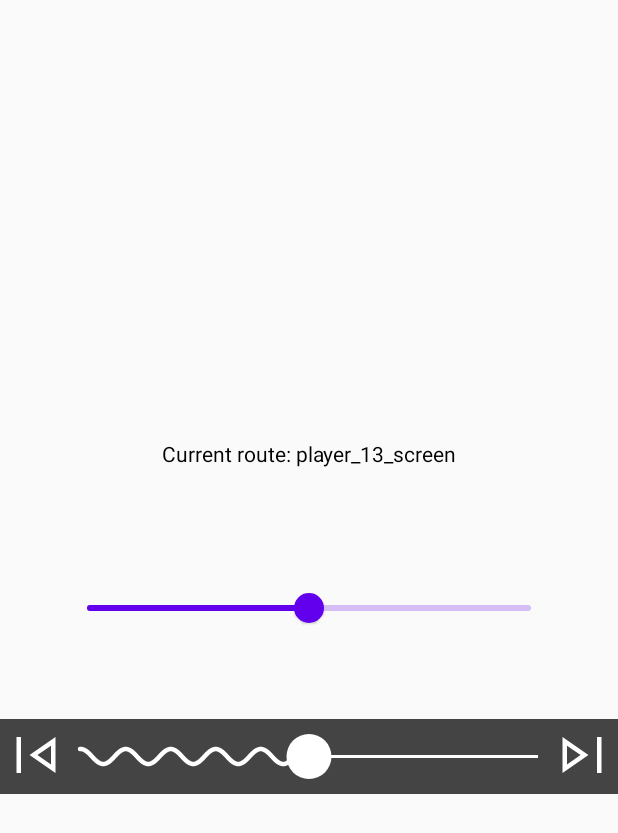
After one commit to dmitrym89/Navigation, an Android app built with Jetpack Compose: the Player13Screen screen opened through its navigation route, on a phone screen of 412 x 824 dp. The commit adds this screen. Shown: the top 833 px of the screen. Run offline under Robolectric (Android 15) with nearby library versions, the phone set to English and light mode, and no system bars.

Commit message:
add player progressbar like android 13

```diff
--- a/app/build.gradle
+++ b/app/build.gradle
@@ -56,6 +56,7 @@ android {
     packagingOptions {
         resources {
             excludes += '/META-INF/{AL2.0,LGPL2.1}'
+//            excludes += "META-INF/*.version"
         }
     }
 }
@@ -67,7 +68,7 @@ dependencies {
     implementation 'androidx.activity:activity-compose:1.6.1'
     implementation "androidx.compose.ui:ui:$compose_ui_version"
     implementation "androidx.compose.ui:ui-tooling-preview:$compose_ui_version"
-update    implementation "androidx.compose.material:material:$compose_ui_version"
+    implementation "androidx.compose.material:material:$compose_ui_version"
 
 //    implementation('ru.mail.maps:mapkit:1.0.99')
 //    implementation("androidx.compose.material3:material3:1.0.1")
--- a/app/src/main/java/dmitrij/mysenko/navigation/screens/Screen.kt
+++ b/app/src/main/java/dmitrij/mysenko/navigation/screens/Screen.kt
@@ -81,6 +81,8 @@ sealed class Screen(val route: String){
 
     object MasksScreen: Screen("masks_screen")
 
+    object Player13Screen: Screen("player_13_screen")
+
     object AfterMainScreen: Screen("after_main_screen")
 
     fun makeRoute(root: NestedGraph) = "${root.makeRoute()}/$route"
--- a/app/src/main/java/dmitrij/mysenko/navigation/screens/main/other/Navigation.kt
+++ b/app/src/main/java/dmitrij/mysenko/navigation/screens/main/other/Navigation.kt
@@ -13,6 +13,7 @@ import dmitrij.mysenko.navigation.screens.main.other.draganddrop.twolists.TwoLis
 import dmitrij.mysenko.navigation.screens.main.other.grid.GridLayoutScreen
 import dmitrij.mysenko.navigation.screens.main.other.iosactivity.IosActivityScreen
 import dmitrij.mysenko.navigation.screens.main.other.masks.MasksScreen
+import dmitrij.mysenko.navigation.screens.main.other.player13.Player13Screen
 
 fun NavGraphBuilder.otherGraph(navController: NavController) {
     navigation(
@@ -52,5 +53,8 @@ fun NavGraphBuilder.otherGraph(navController: NavController) {
         composable(route = Screen.MasksScreen.route){
             MasksScreen(navController = navController)
         }
+        composable(route = Screen.Player13Screen.route){
+            Player13Screen(navController = navController)
+        }
     }
 }
--- a/app/src/main/java/dmitrij/mysenko/navigation/screens/main/other/OtherScreen.kt
+++ b/app/src/main/java/dmitrij/mysenko/navigation/screens/main/other/OtherScreen.kt
@@ -74,5 +74,14 @@ fun OtherScreen(navController: NavController){
         ) {
             Text(text = "Masks")
         }
+        Spacer(modifier = Modifier.height(20.dp))
+        Button(
+            onClick = {
+                navController.navigate(Screen.Player13Screen.route)
+            },
+            modifier = Modifier.fillMaxWidth(0.8f)
+        ) {
+            Text(text = "Player13")
+        }
     }
 }
--- a/app/src/main/java/dmitrij/mysenko/navigation/screens/main/other/draganddrop/twolists/TwoListsDragAndDropScreen.kt
+++ b/app/src/main/java/dmitrij/mysenko/navigation/screens/main/other/draganddrop/twolists/TwoListsDragAndDropScreen.kt
@@ -40,6 +40,12 @@ fun TwoListsDragAndDropScreen(navController: NavController) {
             .wrapContentHeight())
         Spacer(modifier = Modifier.height(20.dp))
         CircularProgressIndicator(backgroundColor = Color.LightGray)
+        var isLogin by remember{ mutableStateOf<Boolean?>(null) }
+        when(isLogin){
+            null -> { CircularProgressIndicator()}
+            true -> {}
+            false -> {}
+        }
         Box(
             modifier = Modifier
                 .fillMaxWidth()
--- /dev/null
+++ b/app/src/main/java/dmitrij/mysenko/navigation/screens/main/other/player13/Player13Screen.kt
@@ -0,0 +1,170 @@
+package dmitrij.mysenko.navigation.screens.main.other.player13
+
+import androidx.compose.animation.core.*
+import androidx.compose.foundation.Canvas
+import androidx.compose.foundation.background
+import androidx.compose.foundation.gestures.detectHorizontalDragGestures
+import androidx.compose.foundation.gestures.detectTapGestures
+import androidx.compose.foundation.layout.*
+import androidx.compose.material.Icon
+import androidx.compose.material.Slider
+import androidx.compose.runtime.*
+import androidx.compose.ui.Alignment
+import androidx.compose.ui.Modifier
+import androidx.compose.ui.geometry.Offset
+import androidx.compose.ui.geometry.center
+import androidx.compose.ui.graphics.Color
+import androidx.compose.ui.graphics.Path
+import androidx.compose.ui.graphics.StrokeCap
+import androidx.compose.ui.graphics.drawscope.Stroke
+import androidx.compose.ui.input.pointer.pointerInput
+import androidx.compose.ui.res.painterResource
+import androidx.compose.ui.unit.Dp
+import androidx.compose.ui.unit.dp
+import androidx.navigation.NavController
+import dmitrij.mysenko.navigation.shared.CurrentRoute
+import dmitrij.mysenko.navigation.R
+import kotlin.math.sin
+
+@Composable
+fun Player13Screen(navController: NavController) {
+    Column(
+        verticalArrangement = Arrangement.Center,
+        horizontalAlignment = Alignment.CenterHorizontally,
+        modifier = Modifier.fillMaxSize()
+    ) {
+        CurrentRoute(navController = navController)
+
+        Spacer(modifier = Modifier.height(20.dp))
+
+        var progress by remember {
+            mutableStateOf(0.5f)
+        }
+
+        Slider(
+            value = progress,
+            onValueChange = { progress = it },
+            valueRange = 0f..1f,
+            modifier = Modifier.padding(50.dp)
+        )
+
+        PlayerSin(
+            modifier = Modifier
+                .fillMaxWidth()
+                .height(50.dp)
+                .background(color = Color.DarkGray),
+            progress = progress
+        ){
+            progress = it
+        }
+    }
+}
+
+@Composable
+fun PlayerSin(
+    modifier: Modifier,
+    progress: Float,
+    radius: Dp = 15.dp,
+    strokeWidth: Dp = 2.dp,
+    waveWidth: Dp = 3.dp,
+    waveHeight: Dp = 5.dp,
+    waveStep: Dp = 30.dp,
+    color: Color = Color.White,
+    speed: Int = 1000,
+    changeProgress: (Float) -> Unit
+) {
+    val yValues: List<Float> by remember(key1 = waveStep) {
+        mutableStateOf(
+            getList(waveStep.value.toInt())
+        )
+    }
+
+    val infiniteTransition = rememberInfiniteTransition()
+    val offset by infiniteTransition.animateFloat(
+        initialValue = 0f,
+        targetValue = 30f,
+        animationSpec = infiniteRepeatable(
+            animation = tween(speed, easing = LinearEasing),
+            repeatMode = RepeatMode.Restart
+        )
+    )
+
+    Row(
+        modifier = modifier
+    ) {
+        Icon(
+            painterResource(id = R.drawable.skip_prev),
+            contentDescription = "previous",
+            tint = color
+        )
+
+        Canvas(
+            modifier = Modifier
+                .fillMaxHeight()
+                .weight(1f)
+                .padding(horizontal = 5.dp)
+                .pointerInput(Unit) {
+                    detectTapGestures(
+                        onTap = {
+                            changeProgress(it.x/size.width)
+                        }
+                    )
+                }
+                .pointerInput(Unit) {
+                    detectHorizontalDragGestures { change, _ ->
+                        changeProgress((change.position.x/size.width).coerceIn(0f,1f))
+                    }
+                },
+            onDraw = {
+                val centerY = size.center.y
+                val step = 1.dp.toPx()
+                val steps = yValues.size
+                val waveH = waveHeight.toPx()
+
+                val path = Path().apply {
+                    var i = 0
+                    moveTo(0f, centerY + waveH * yValues[offset.toInt()])
+                    while (i * step < size.width * progress) {
+                        i++
+                        lineTo(step * i, centerY + waveH * yValues[(i + offset.toInt()) % steps])
+                    }
+                }
+
+                drawPath(
+                    path = path,
+                    color = color,
+                    style = Stroke(
+                        width = waveWidth.toPx(),
+                        cap = StrokeCap.Round
+                    )
+                )
+
+                drawLine(
+                    color = color,
+                    start = Offset(size.width * progress, centerY),
+                    end = Offset(size.width, centerY),
+                    strokeWidth = strokeWidth.toPx()
+                )
+
+                drawCircle(
+                    color = color,
+                    radius = radius.toPx(),
+                    center = Offset(size.width * progress, centerY)
+                )
+            })
+
+        Icon(
+            painterResource(id = R.drawable.skip_next),
+            contentDescription = "next",
+            tint = color
+        )
+    }
+}
+
+fun getList(steps: Int): List<Float> {
+    val values = mutableListOf<Float>()
+    for (x in 0 until steps) {
+        values.add(sin(2 * x * Math.PI / steps).toFloat())
+    }
+    return values
+}
--- /dev/null
+++ b/app/src/main/res/drawable/skip_next.xml
@@ -0,0 +1,10 @@
+<?xml version="1.0" encoding="utf-8"?>
+<vector xmlns:android="http://schemas.android.com/apk/res/android"
+    android:width="48dp"
+    android:height="48dp"
+    android:viewportWidth="48"
+    android:viewportHeight="48">
+    <path
+        android:fillColor="@android:color/white"
+        android:pathData="M34,36V12H37V36ZM11,36V12L28.3,24ZM14,24ZM14,30.25 L23.05,24 14,17.75Z"/>
+</vector>
--- /dev/null
+++ b/app/src/main/res/drawable/skip_prev.xml
@@ -0,0 +1,10 @@
+<?xml version="1.0" encoding="utf-8"?>
+<vector xmlns:android="http://schemas.android.com/apk/res/android"
+    android:width="48dp"
+    android:height="48dp"
+    android:viewportWidth="48"
+    android:viewportHeight="48">
+    <path
+        android:fillColor="@android:color/white"
+        android:pathData="M11,36V12H14V36ZM37,36 L19.7,24 37,12ZM34,24ZM34,30.25V17.75L24.95,24Z"/>
+</vector>
```
